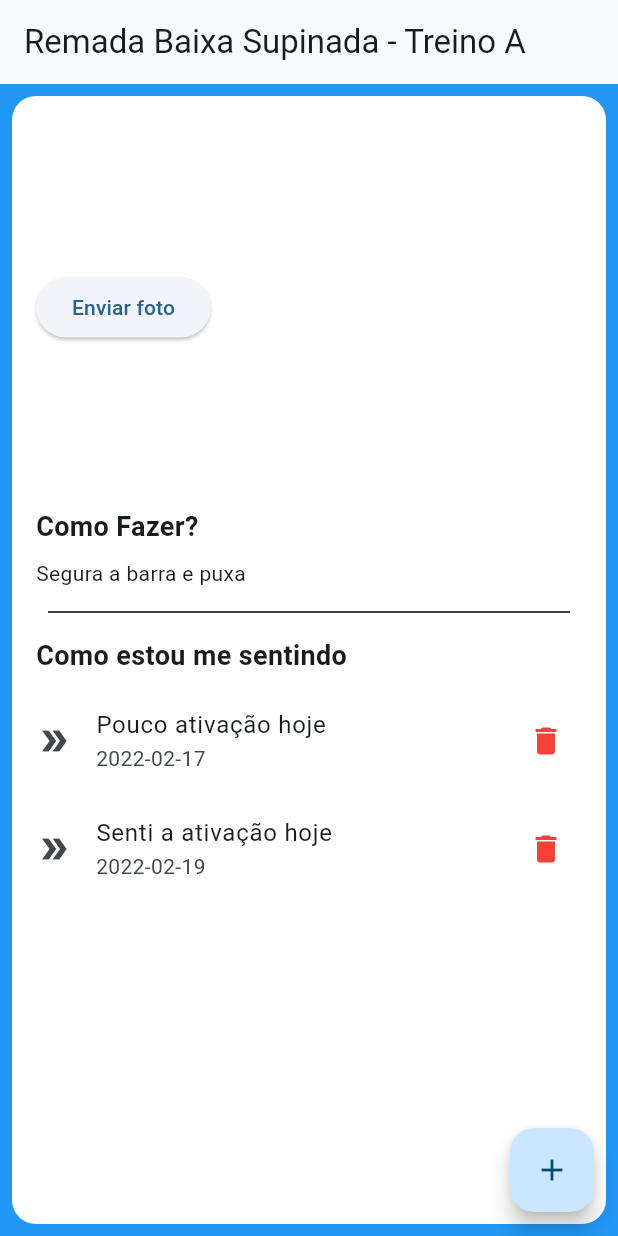
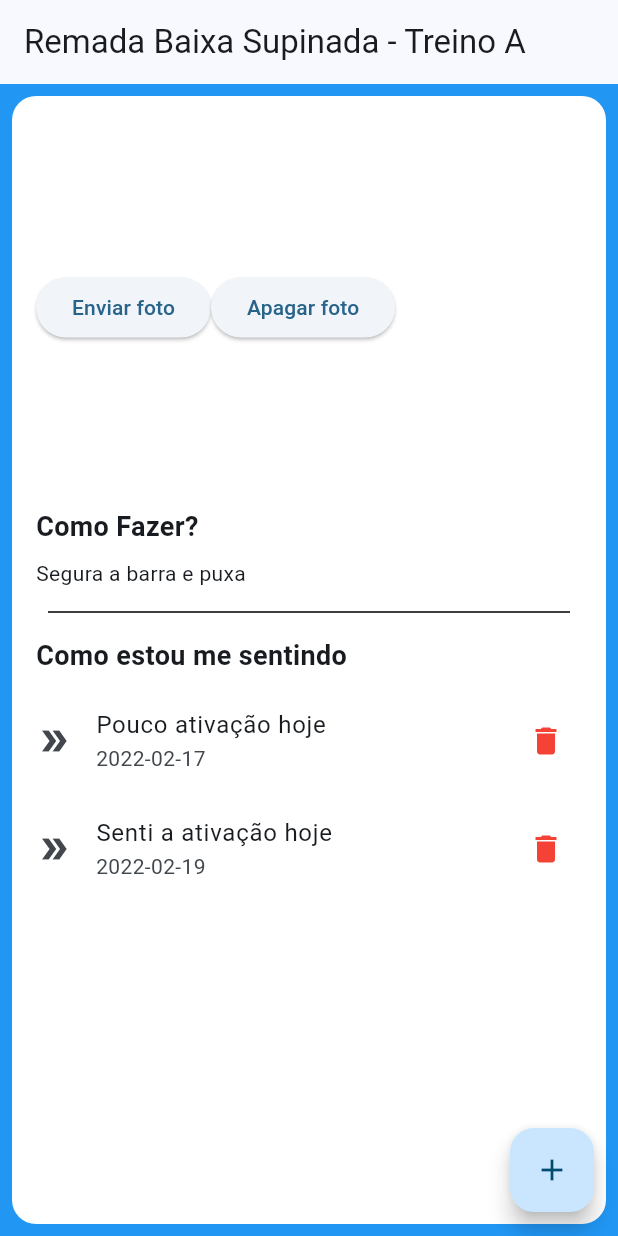
Before and after one commit to AllanGd/Flutter-Gym, a Flutter app: the screen it shows after launch, on a phone screen of 412 x 824 dp. Run offline on Flutter 3.47's test engine with Material 3 defaults, Android fonts, the phone set to English and light mode, and no system bars.

Commit message:
Botão de apagar foto adicionado

```diff
--- a/lib/Views/exercicio_tela.dart
+++ b/lib/Views/exercicio_tela.dart
@@ -47,6 +47,7 @@ class ExercicioTela extends StatelessWidget {
                         debugPrint("Elevated Button clicado");
                       },
                       child: const Text("Enviar foto"),),
+                      ElevatedButton(onPressed: (){}, child: const Text("Apagar foto"))
                 ],
               ),
             ),
```
